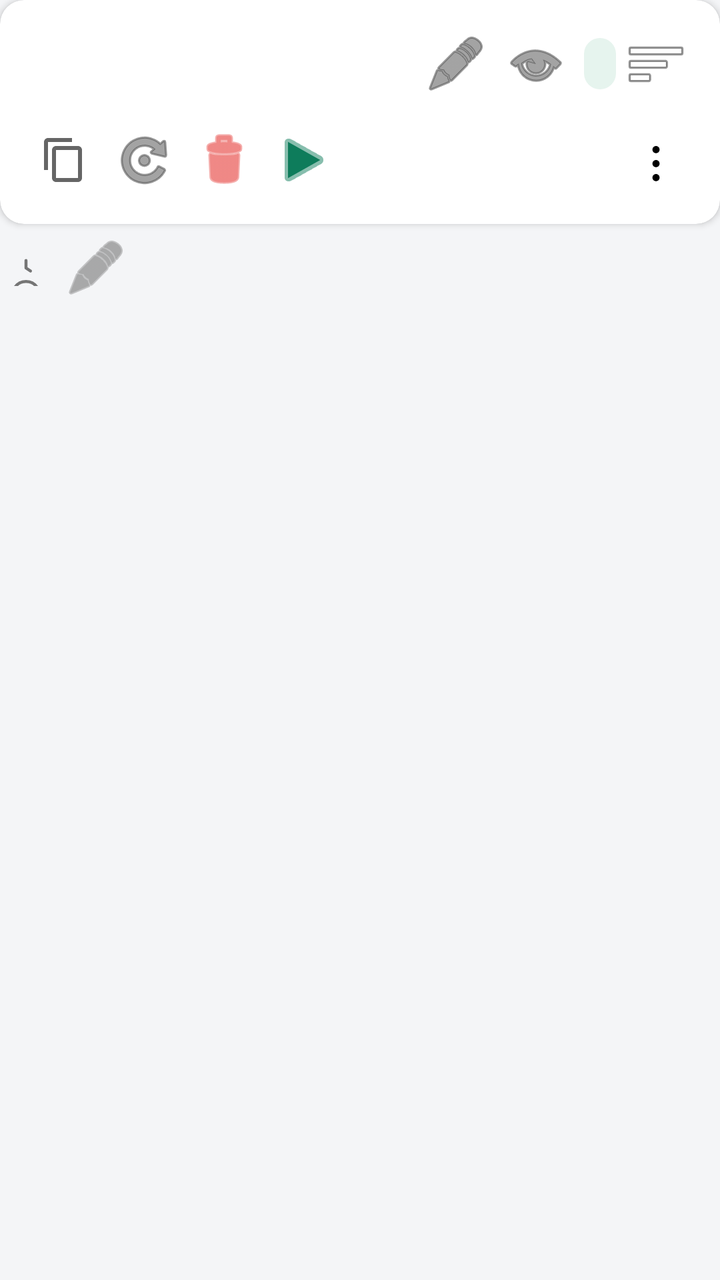
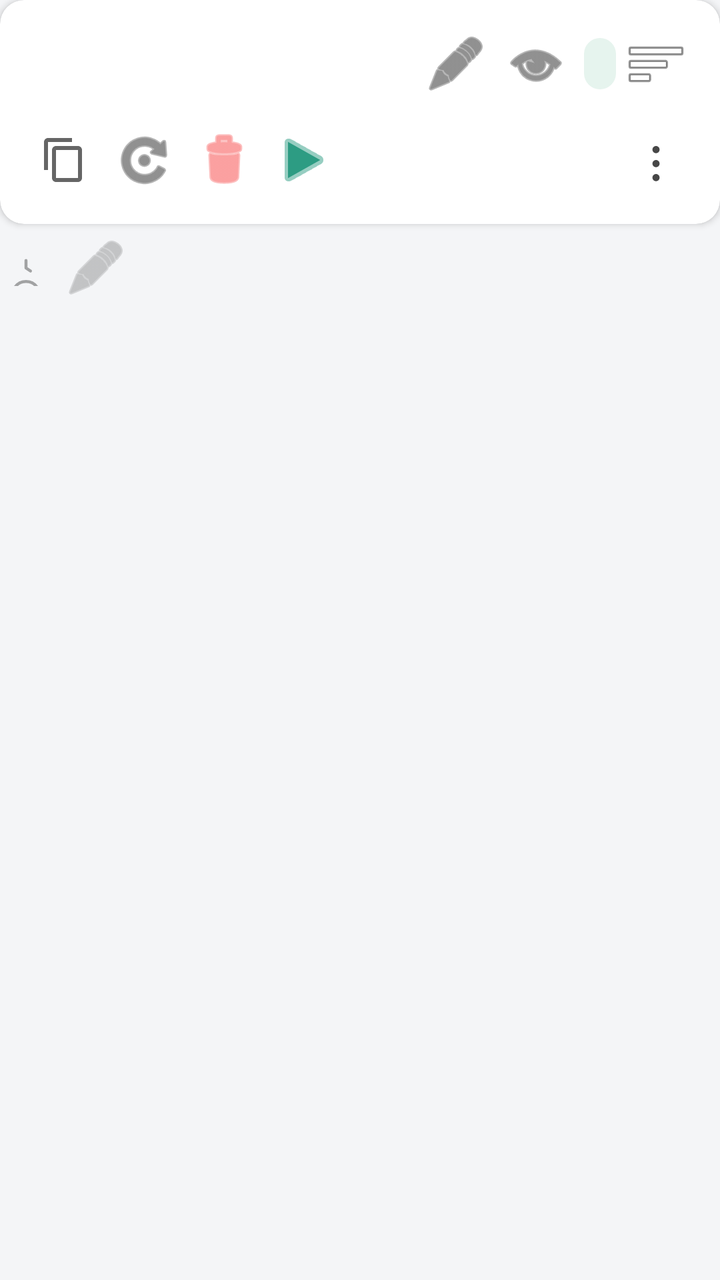

An Android layout rendered at two revisions. The XML below is the earlier revision; the diff shows what the commit changed to produce the second picture.
<!-- AndroidManifest.xml: application theme AppTheme -->
<!-- res/layout/item_step.xml -->
<?xml version="1.0" encoding="utf-8"?>
<LinearLayout xmlns:android="http://schemas.android.com/apk/res/android"
    xmlns:app="http://schemas.android.com/apk/res-auto"
    android:layout_width="match_parent"
    android:layout_height="wrap_content"
    android:layout_marginBottom="8dp"
    android:orientation="vertical">

    <com.google.android.material.card.MaterialCardView
        android:layout_width="match_parent"
        android:layout_height="wrap_content"
        app:cardBackgroundColor="@color/card_background"
        app:cardCornerRadius="12dp"
        app:cardElevation="2dp">

        <LinearLayout
            android:layout_width="match_parent"
            android:layout_height="wrap_content"
            android:orientation="vertical"
            android:padding="12dp">

            
            <LinearLayout
                android:layout_width="match_parent"
                android:layout_height="wrap_content"
                android:gravity="center_vertical"
                android:orientation="horizontal">

                <TextView
                    android:id="@+id/step_number"
                    android:layout_width="wrap_content"
                    android:layout_height="wrap_content"
                    android:textColor="@color/text_primary"
                    android:textSize="16sp"
                    android:textStyle="bold" />

                <ImageView
                    android:id="@+id/step_icon"
                    android:layout_width="24dp"
                    android:layout_height="24dp"
                    android:layout_marginStart="8dp"
                    android:tint="?attr/colorControlNormal" />

                <TextView
                    android:id="@+id/step_title"
                    android:layout_width="0dp"
                    android:layout_height="wrap_content"
                    android:layout_marginStart="12dp"
                    android:layout_weight="1"
                    android:ellipsize="end"
                    android:maxLines="1"
                    android:textColor="@color/text_primary"
                    android:textSize="16sp"
                    android:textStyle="bold" />

                
                <TextView
                    android:id="@+id/step_duration"
                    android:layout_width="wrap_content"
                    android:layout_height="wrap_content"
                    android:layout_marginStart="8dp"
                    android:textColor="@color/text_secondary"
                    android:textSize="14sp"
                    android:visibility="gone" />

                <ImageButton
                    android:id="@+id/btn_edit"
                    android:layout_width="40dp"
                    android:layout_height="40dp"
                    android:background="?attr/selectableItemBackgroundBorderless"
                    android:contentDescription="@string/row_edit_desc"
                    android:src="@android:drawable/ic_menu_edit"
                    android:tint="?attr/colorControlNormal" />

                <ImageButton
                    android:id="@+id/btn_preview"
                    android:layout_width="40dp"
                    android:layout_height="40dp"
                    android:background="?attr/selectableItemBackgroundBorderless"
                    android:contentDescription="@string/row_preview_desc"
                    android:src="@android:drawable/ic_menu_view"
                    android:tint="?attr/colorControlNormal" />

                
                <TextView
                    android:id="@+id/step_cycles"
                    android:layout_width="wrap_content"
                    android:layout_height="wrap_content"
                    android:layout_marginStart="4dp"
                    android:background="@drawable/pill_background"
                    android:paddingHorizontal="8dp"
                    android:paddingVertical="4dp"
                    android:textColor="@color/accent"
                    android:textSize="13sp"
                    android:textStyle="bold" />

                <ImageButton
                    android:id="@+id/btn_drag"
                    android:layout_width="40dp"
                    android:layout_height="40dp"
                    android:background="?attr/selectableItemBackgroundBorderless"
                    android:contentDescription="Drag to reorder"
                    android:src="@android:drawable/ic_menu_sort_by_size" />
            </LinearLayout>

            
            <LinearLayout
                android:layout_width="match_parent"
                android:layout_height="wrap_content"
                android:layout_marginTop="8dp"
                android:gravity="center_vertical"
                android:orientation="horizontal">

                <ImageButton
                    android:id="@+id/btn_copy"
                    android:layout_width="40dp"
                    android:layout_height="40dp"
                    android:background="?attr/selectableItemBackgroundBorderless"
                    android:contentDescription="Duplicate step"
                    android:src="@drawable/ic_copy" />

                <ImageButton
                    android:id="@+id/btn_swap"
                    android:layout_width="40dp"
                    android:layout_height="40dp"
                    android:background="?attr/selectableItemBackgroundBorderless"
                    android:contentDescription="@string/row_swap_desc"
                    android:src="@android:drawable/ic_menu_rotate"
                    android:tint="?attr/colorControlNormal" />

                <ImageButton
                    android:id="@+id/btn_delete"
                    android:layout_width="40dp"
                    android:layout_height="40dp"
                    android:background="?attr/selectableItemBackgroundBorderless"
                    android:contentDescription="Delete step"
                    android:src="@android:drawable/ic_menu_delete"
                    android:tint="@color/danger" />

                <ImageButton
                    android:id="@+id/btn_step_play"
                    android:layout_width="40dp"
                    android:layout_height="40dp"
                    android:background="?attr/selectableItemBackgroundBorderless"
                    android:contentDescription="Run just this step"
                    android:src="@android:drawable/ic_media_play"
                    android:tint="@color/accent" />

                <View
                    android:layout_width="0dp"
                    android:layout_height="0dp"
                    android:layout_weight="1" />

                
                <ImageButton
                    android:id="@+id/btn_step_menu"
                    android:layout_width="40dp"
                    android:layout_height="40dp"
                    android:background="?attr/selectableItemBackgroundBorderless"
                    android:contentDescription="Step actions"
                    android:src="@drawable/ic_more"
                    android:tint="?attr/colorControlNormal" />
            </LinearLayout>

            
            <LinearLayout
                android:id="@+id/branch_pills"
                android:layout_width="match_parent"
                android:layout_height="wrap_content"
                android:layout_marginTop="8dp"
                android:gravity="center_vertical"
                android:orientation="horizontal"
                android:visibility="gone">

                <TextView
                    android:id="@+id/pill_success"
                    android:layout_width="wrap_content"
                    android:layout_height="wrap_content"
                    android:background="@drawable/pill_background"
                    android:clickable="true"
                    android:focusable="true"
                    android:paddingHorizontal="10dp"
                    android:paddingVertical="6dp"
                    android:textColor="@color/accent"
                    android:textSize="13sp"
                    android:textStyle="bold" />

                <TextView
                    android:id="@+id/pill_failure"
                    android:layout_width="wrap_content"
                    android:layout_height="wrap_content"
                    android:layout_marginStart="8dp"
                    android:background="@drawable/pill_background"
                    android:clickable="true"
                    android:focusable="true"
                    android:paddingHorizontal="10dp"
                    android:paddingVertical="6dp"
                    android:textColor="@color/danger"
                    android:textSize="13sp"
                    android:textStyle="bold" />
            </LinearLayout>
        </LinearLayout>
    </com.google.android.material.card.MaterialCardView>

    
    <LinearLayout
        android:id="@+id/wait_row"
        android:layout_width="match_parent"
        android:layout_height="wrap_content"
        android:background="?attr/selectableItemBackground"
        android:clickable="true"
        android:focusable="true"
        android:gravity="center_vertical"
        android:orientation="horizontal"
        android:paddingHorizontal="4dp"
        android:paddingVertical="6dp">

        <ImageView
            android:layout_width="18dp"
            android:layout_height="18dp"
            android:src="@drawable/ic_step_wait"
            android:tint="@color/text_secondary" />

        <TextView
            android:id="@+id/step_wait"
            android:layout_width="wrap_content"
            android:layout_height="wrap_content"
            android:layout_marginStart="6dp"
            android:clickable="true"
            android:focusable="true"
            android:textColor="@color/text_secondary"
            android:textSize="14sp" />

        <ImageButton
            android:id="@+id/btn_wait_edit"
            android:layout_width="32dp"
            android:layout_height="32dp"
            android:layout_marginStart="4dp"
            android:background="?attr/selectableItemBackgroundBorderless"
            android:contentDescription="@string/row_wait_edit_desc"
            android:src="@android:drawable/ic_menu_edit"
            android:tint="@color/text_secondary" />
    </LinearLayout>
</LinearLayout>
<!-- resources referenced by this layout -->
<resources>
  <color name="accent">#0E7C5B</color>
  <color name="card_background">#FFFFFF</color>
  <color name="danger">#E53935</color>
  <color name="text_primary">#1A1A1A</color>
  <color name="text_secondary">#757575</color>
  <!-- drawable ic_copy (drawable) -->
  <vector xmlns:android="http://schemas.android.com/apk/res/android"
      android:width="24dp"
      android:height="24dp"
      android:viewportWidth="24"
      android:viewportHeight="24">
      <path
          android:fillColor="?attr/colorControlNormal"
          android:pathData="M16,1H4c-1.1,0 -2,0.9 -2,2v14h2V3h12V1zM19,5H8c-1.1,0 -2,0.9 -2,2v14c0,1.1 0.9,2 2,2h11c1.1,0 2,-0.9 2,-2V7C21,5.9 20.1,5 19,5zM19,21H8V7h11V21z" />
  </vector>
  <!-- drawable ic_more (drawable) -->
  <?xml version="1.0" encoding="utf-8"?>
  <vector xmlns:android="http://schemas.android.com/apk/res/android"
      android:width="24dp" android:height="24dp" android:viewportWidth="24" android:viewportHeight="24">
      <path android:fillColor="#000000" android:pathData="M12,5a1.8,1.8 0 1,0 0.01,0"/>
      <path android:fillColor="#000000" android:pathData="M12,12a1.8,1.8 0 1,0 0.01,0"/>
      <path android:fillColor="#000000" android:pathData="M12,19a1.8,1.8 0 1,0 0.01,0"/>
  </vector>
  <!-- drawable ic_step_wait (drawable) -->
  <?xml version="1.0" encoding="utf-8"?>
  <vector xmlns:android="http://schemas.android.com/apk/res/android"
      android:width="24dp" android:height="24dp" android:viewportWidth="24" android:viewportHeight="24">
      <path android:fillColor="#00000000" android:strokeColor="#000000" android:strokeWidth="2" android:strokeLineCap="round" android:strokeLineJoin="round" android:pathData="M12,21a9,9 0 1,0 0.01,0"/>
      <path android:fillColor="#00000000" android:strokeColor="#000000" android:strokeWidth="2" android:strokeLineCap="round" android:strokeLineJoin="round" android:pathData="M12,7v5l3,2"/>
  </vector>
  <!-- drawable pill_background (drawable) -->
  <shape xmlns:android="http://schemas.android.com/apk/res/android"
      android:shape="rectangle">
      <solid android:color="@color/icon_tint_background" />
      <corners android:radius="20dp" />
  </shape>
  <string name="row_edit_desc">Edit step</string>
  <string name="row_preview_desc">Preview step</string>
  <string name="row_swap_desc">Swap with next step</string>
  <string name="row_wait_edit_desc">Edit wait after step</string>
  <style name="AppTheme" parent="Theme.MaterialComponents.DayNight.NoActionBar">
          <item name="colorPrimary">@color/accent</item>
          <item name="colorPrimaryDark">@color/accent</item>
          <item name="colorAccent">@color/accent</item>
          <item name="android:windowBackground">@color/background</item>
      </style>
  <color name="icon_tint_background">#E6F4EE</color>
  <color name="background">#F4F5F7</color>
</resources>

<!-- the commit's change to res/layout/item_step.xml (unified diff, before → after) -->
@@ -9,7 +9,7 @@
     <com.google.android.material.card.MaterialCardView
         android:layout_width="match_parent"
         android:layout_height="wrap_content"
-        app:cardBackgroundColor="@color/card_background"
+        app:cardBackgroundColor="@color/ref_card"
         app:cardCornerRadius="12dp"
         app:cardElevation="2dp">
 
@@ -30,7 +30,7 @@
                     android:id="@+id/step_number"
                     android:layout_width="wrap_content"
                     android:layout_height="wrap_content"
-                    android:textColor="@color/text_primary"
+                    android:textColor="@color/ref_title"
                     android:textSize="16sp"
                     android:textStyle="bold" />
 
@@ -39,7 +39,7 @@
                     android:layout_width="24dp"
                     android:layout_height="24dp"
                     android:layout_marginStart="8dp"
-                    android:tint="?attr/colorControlNormal" />
+                    android:tint="@color/ref_title" />
 
                 <TextView
                     android:id="@+id/step_title"
@@ -49,7 +49,7 @@
                     android:layout_weight="1"
                     android:ellipsize="end"
                     android:maxLines="1"
-                    android:textColor="@color/text_primary"
+                    android:textColor="@color/ref_title"
                     android:textSize="16sp"
                     android:textStyle="bold" />
 
@@ -59,7 +59,7 @@
                     android:layout_width="wrap_content"
                     android:layout_height="wrap_content"
                     android:layout_marginStart="8dp"
-                    android:textColor="@color/text_secondary"
+                    android:textColor="@color/ref_summary"
                     android:textSize="14sp"
                     android:visibility="gone" />
 
@@ -70,7 +70,7 @@
                     android:background="?attr/selectableItemBackgroundBorderless"
                     android:contentDescription="@string/row_edit_desc"
                     android:src="@android:drawable/ic_menu_edit"
-                    android:tint="?attr/colorControlNormal" />
+                    android:tint="@color/ref_title" />
 
                 <ImageButton
                     android:id="@+id/btn_preview"
@@ -79,7 +79,7 @@
                     android:background="?attr/selectableItemBackgroundBorderless"
                     android:contentDescription="@string/row_preview_desc"
                     android:src="@android:drawable/ic_menu_view"
-                    android:tint="?attr/colorControlNormal" />
+                    android:tint="@color/ref_title" />
 
                 
                 <TextView
@@ -90,7 +90,7 @@
                     android:background="@drawable/pill_background"
                     android:paddingHorizontal="8dp"
                     android:paddingVertical="4dp"
-                    android:textColor="@color/accent"
+                    android:textColor="@color/ref_green"
                     android:textSize="13sp"
                     android:textStyle="bold" />
 
@@ -126,7 +126,7 @@
                     android:background="?attr/selectableItemBackgroundBorderless"
                     android:contentDescription="@string/row_swap_desc"
                     android:src="@android:drawable/ic_menu_rotate"
-                    android:tint="?attr/colorControlNormal" />
+                    android:tint="@color/ref_title" />
 
                 <ImageButton
                     android:id="@+id/btn_delete"
@@ -135,7 +135,7 @@
                     android:background="?attr/selectableItemBackgroundBorderless"
                     android:contentDescription="Delete step"
                     android:src="@android:drawable/ic_menu_delete"
-                    android:tint="@color/danger" />
+                    android:tint="@color/ref_red" />
 
                 <ImageButton
                     android:id="@+id/btn_step_play"
@@ -144,7 +144,7 @@
                     android:background="?attr/selectableItemBackgroundBorderless"
                     android:contentDescription="Run just this step"
                     android:src="@android:drawable/ic_media_play"
-                    android:tint="@color/accent" />
+                    android:tint="@color/ref_green" />
 
                 <View
                     android:layout_width="0dp"
@@ -159,7 +159,7 @@
                     android:background="?attr/selectableItemBackgroundBorderless"
                     android:contentDescription="Step actions"
                     android:src="@drawable/ic_more"
-                    android:tint="?attr/colorControlNormal" />
+                    android:tint="@color/ref_title" />
             </LinearLayout>
 
             
@@ -181,7 +181,7 @@
                     android:focusable="true"
                     android:paddingHorizontal="10dp"
                     android:paddingVertical="6dp"
-                    android:textColor="@color/accent"
+                    android:textColor="@color/ref_green"
                     android:textSize="13sp"
                     android:textStyle="bold" />
 
@@ -195,7 +195,7 @@
                     android:focusable="true"
                     android:paddingHorizontal="10dp"
                     android:paddingVertical="6dp"
-                    android:textColor="@color/danger"
+                    android:textColor="@color/ref_red"
                     android:textSize="13sp"
                     android:textStyle="bold" />
             </LinearLayout>
@@ -219,7 +219,7 @@
             android:layout_width="18dp"
             android:layout_height="18dp"
             android:src="@drawable/ic_step_wait"
-            android:tint="@color/text_secondary" />
+            android:tint="@color/ref_summary" />
 
         <TextView
             android:id="@+id/step_wait"
@@ -228,7 +228,7 @@
             android:layout_marginStart="6dp"
             android:clickable="true"
             android:focusable="true"
-            android:textColor="@color/text_secondary"
+            android:textColor="@color/ref_summary"
             android:textSize="14sp" />
 
         <ImageButton
@@ -239,6 +239,6 @@
             android:background="?attr/selectableItemBackgroundBorderless"
             android:contentDescription="@string/row_wait_edit_desc"
             android:src="@android:drawable/ic_menu_edit"
-            android:tint="@color/text_secondary" />
+            android:tint="@color/ref_summary" />
     </LinearLayout>
 </LinearLayout>
<!-- resource entries referenced after the edit -->
@@ -1,10 +1,11 @@
 <!-- resources referenced by this layout -->
 <resources>
+  <color name="ref_card">#FFFFFF</color>
+  <color name="ref_green">#2D9C83</color>
+  <color name="ref_red">#F86161</color>
+  <color name="ref_summary">#A1A2A3</color>
+  <color name="ref_title">#474747</color>
   <color name="accent">#0E7C5B</color>
-  <color name="card_background">#FFFFFF</color>
-  <color name="danger">#E53935</color>
-  <color name="text_primary">#1A1A1A</color>
-  <color name="text_secondary">#757575</color>
   <!-- drawable ic_copy (drawable) -->
   <vector xmlns:android="http://schemas.android.com/apk/res/android"
       android:width="24dp"
